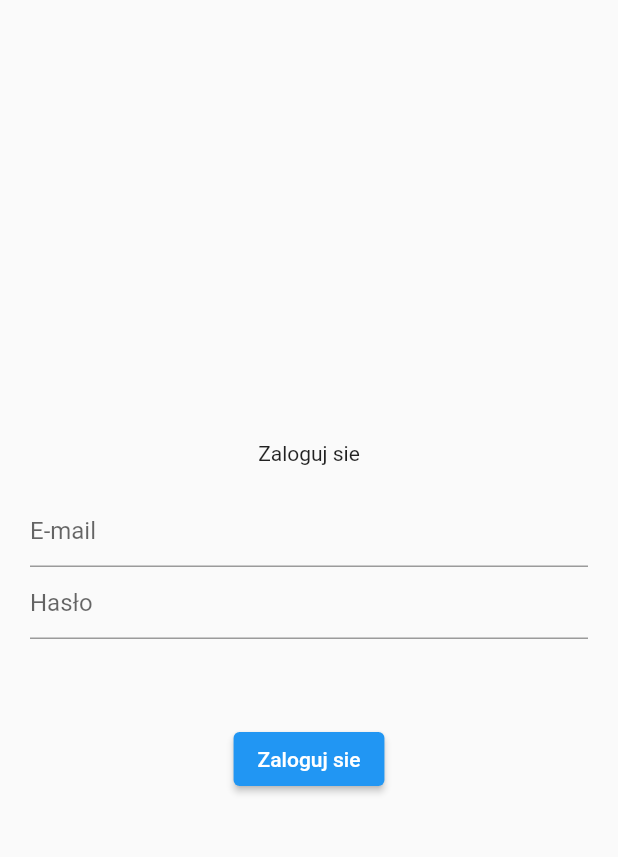
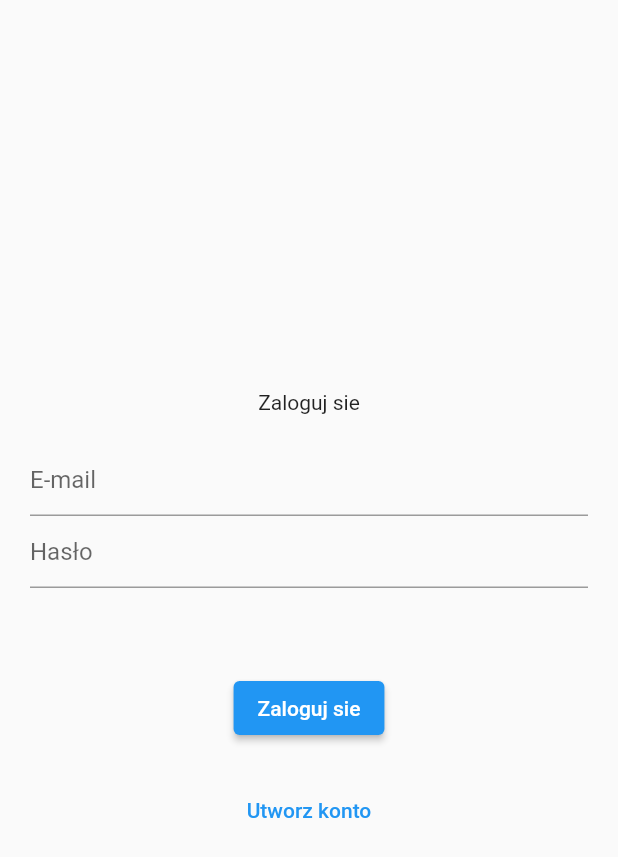
Before and after one commit to Rafal-Kupczyk/food, a Flutter app: the screen it shows after launch, on a phone screen of 412 x 824 dp. Shown: the top 857 px of the screen. Run offline on Flutter 3.47's test engine with Material 2 defaults, Android fonts, the phone set to English and light mode, and no system bars; our stand-ins replace firebase_auth, firebase_core; accounts and stored records are empty.

Commit message:
Add regisration

```diff
--- a/lib/app/Login/login_page.dart
+++ b/lib/app/Login/login_page.dart
@@ -17,6 +17,7 @@ class LoginPage extends StatefulWidget {
 
 class _LoginPageState extends State<LoginPage> {
   var errorMessage = '';
+  var isCreatingAccount = false;
 
   @override
   Widget build(BuildContext context) {
@@ -28,7 +29,9 @@ class _LoginPageState extends State<LoginPage> {
             mainAxisAlignment: MainAxisAlignment.center,
             // ignore: prefer_const_literals_to_create_immutables
             children: [
-              Text('Zaloguj sie'),
+              Text(isCreatingAccount == true
+                  ? 'Zarejestruj sie '
+                  : 'Zaloguj sie'),
               SizedBox(
                 height: 20,
               ),
@@ -50,6 +53,19 @@ class _LoginPageState extends State<LoginPage> {
               ),
               ElevatedButton(
                 onPressed: () async {
+                  if (isCreatingAccount == true) {
+                    try {
+                      await FirebaseAuth.instance
+                          .createUserWithEmailAndPassword(
+                        email: widget.emailController.text,
+                        password: widget.passwordController.text,
+                      );
+                    } catch (error) {
+                      setState(() {
+                        errorMessage = error.toString();
+                      });
+                    }
+                  } else {
                     try {
                       await FirebaseAuth.instance.signInWithEmailAndPassword(
                         email: widget.emailController.text,
@@ -60,13 +76,40 @@ class _LoginPageState extends State<LoginPage> {
                         errorMessage = error.toString();
                       });
                     }
+                  }
+
                   await FirebaseAuth.instance.signInWithEmailAndPassword(
                     email: widget.emailController.text,
                     password: widget.passwordController.text,
                   );
                 },
-                child: Text('Zaloguj sie'),
-              )
+                child: Text(isCreatingAccount == true
+                    ? 'Zarejestruj sie'
+                    : 'Zaloguj sie'),
+              ),
+              SizedBox(
+                height: 20,
+              ),
+              if (isCreatingAccount == false) ...[
+                TextButton(
+                  onPressed: () {
+                    setState(() {
+                      isCreatingAccount = true;
+                    });
+                  },
+                  child: Text('Utworz konto'),
+                ),
+              ],
+              if (isCreatingAccount == true) ...[
+                TextButton(
+                  onPressed: () {
+                    setState(() {
+                      isCreatingAccount = false;
+                    });
+                  },
+                  child: Text('Masz juz konto?'),
+                ),
+              ],
             ],
           ),
         ),
```
Lines whose indentation alone changed are shown as unchanged.
